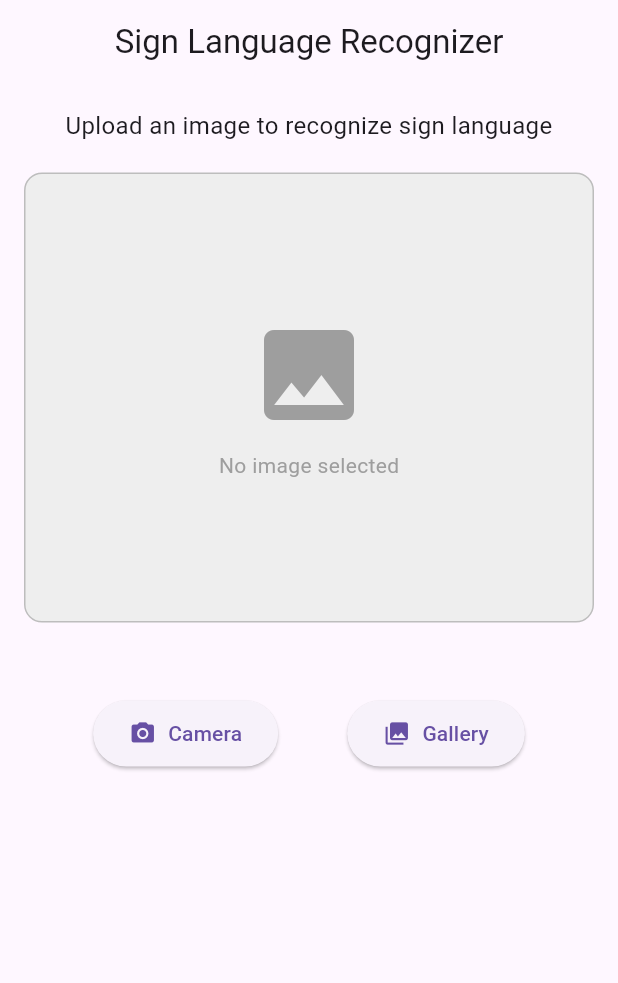
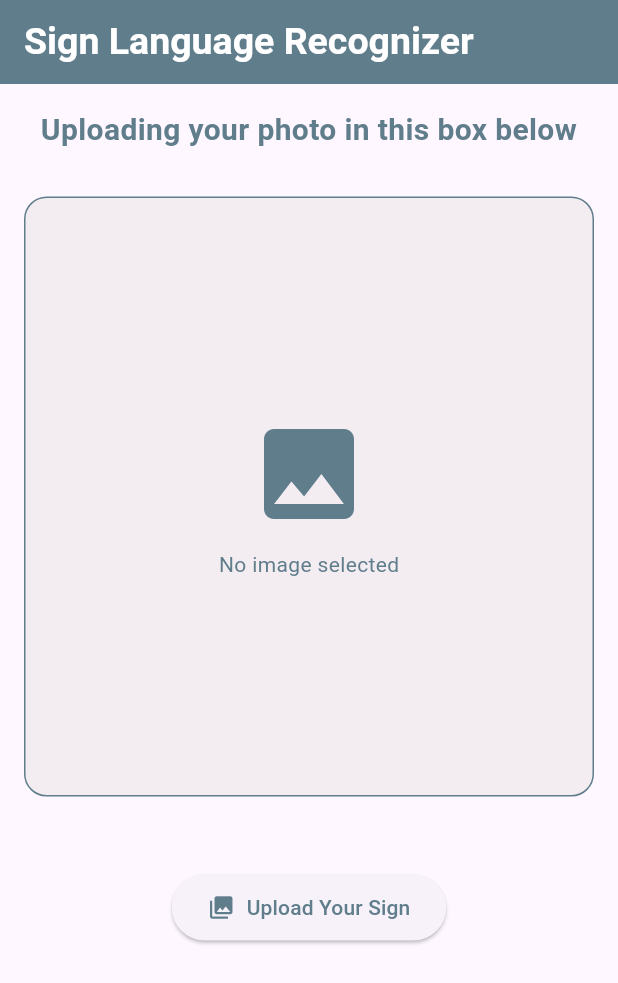
Before and after one commit to hanahatem1/sign_languages_app, a Flutter app: the screen it shows after launch, on a phone screen of 412 x 824 dp. Shown: the top 983 px of the screen. Run offline on Flutter 3.47's test engine with Material 3 defaults, Android fonts, the phone set to English and light mode, and no system bars; our stand-ins replace image_picker; missing offline and left inert: tflite_flutter.

Commit message:
complete our project

```diff
--- a/lib/main.dart
+++ b/lib/main.dart
@@ -19,7 +19,7 @@
   @override
   Widget build(BuildContext context) {
     return MaterialApp(
-      title: 'Sign Language Recognizer',
+      debugShowCheckedModeBanner: false,
       theme: ThemeData(
         primarySwatch: Colors.blue,
         visualDensity: VisualDensity.adaptivePlatformDensity,
--- a/lib/screens/home_screen.dart
+++ b/lib/screens/home_screen.dart
@@ -25,8 +25,10 @@ class _HomeScreenState extends State<HomeScreen> {
   Widget build(BuildContext context) {
     return Scaffold(
       appBar: AppBar(
-        title: const Text('Sign Language Recognizer'),
-        centerTitle: true,
+        backgroundColor: Colors.blueGrey,
+        title: const Text('Sign Language Recognizer',style: TextStyle(color: Colors.white,fontSize: 25,fontWeight: FontWeight.bold),),
+        centerTitle: false,
+
       ),
       body: Consumer<SignRecognitionProvider>(
         builder: (context, provider, _) {
@@ -50,11 +52,11 @@ class _HomeScreenState extends State<HomeScreen> {
                 crossAxisAlignment: CrossAxisAlignment.stretch,
                 children: [
                   const Text(
-                    'Upload an image to recognize sign language',
-                    style: TextStyle(fontSize: 16),
+                    'Uploading your photo in this box below',
+                    style: TextStyle(fontSize: 20,color: Colors.blueGrey ,fontWeight: FontWeight.bold),
                     textAlign: TextAlign.center,
                   ),
-                  const SizedBox(height: 20),
+                  const SizedBox(height: 30),
                   ImagePreview(
                     image: provider.image,
                     isLoading: provider.isLoading,
@@ -68,7 +70,7 @@ class _HomeScreenState extends State<HomeScreen> {
                   Row(
                     mainAxisAlignment: MainAxisAlignment.spaceEvenly,
                     children: [
-                      ElevatedButton.icon(
+                     /* ElevatedButton.icon(
                         onPressed: provider.getImageFromCamera,
                         icon: const Icon(Icons.camera_alt),
                         label: const Text('Camera'),
@@ -78,11 +80,11 @@ class _HomeScreenState extends State<HomeScreen> {
                             vertical: 12,
                           ),
                         ),
-                      ),
+                      ),*/
                       ElevatedButton.icon(
                         onPressed: provider.getImageFromGallery,
-                        icon: const Icon(Icons.photo_library),
-                        label: const Text('Gallery'),
+                        icon: const Icon(Icons.photo_library,color: Colors.blueGrey,),
+                        label: const Text('Upload Your Sign',style: TextStyle(color: Colors.blueGrey),),
                         style: ElevatedButton.styleFrom(
                           padding: const EdgeInsets.symmetric(
                             horizontal: 24,
--- a/lib/widgets/image_perview.dart
+++ b/lib/widgets/image_perview.dart
@@ -14,12 +14,12 @@ class ImagePreview extends StatelessWidget {
   @override
   Widget build(BuildContext context) {
     return Container(
-      height: 300,
+      height: 400,
       width: double.infinity,
       decoration: BoxDecoration(
-        color: Colors.grey[200],
-        borderRadius: BorderRadius.circular(12),
-        border: Border.all(color: Colors.grey[400]!),
+        color: const Color.fromARGB(97, 226, 222, 222),
+        borderRadius: BorderRadius.circular(15),
+        border: Border.all(color: Colors.blueGrey,),
       ),
       child: ClipRRect(
         borderRadius: BorderRadius.circular(12),
@@ -29,7 +29,7 @@ class ImagePreview extends StatelessWidget {
             if (image != null)
               Image.file(
                 image!,
-                fit: BoxFit.cover,
+                fit: BoxFit.fitHeight,
                 width: double.infinity,
                 height: double.infinity,
               )
@@ -40,12 +40,12 @@ class ImagePreview extends StatelessWidget {
                   Icon(
                     Icons.image,
                     size: 80,
-                    color: Colors.grey,
+                    color: Colors.blueGrey,
                   ),
                   SizedBox(height: 10),
                   Text(
                     'No image selected',
-                    style: TextStyle(color: Colors.grey),
+                    style: TextStyle(color: Colors.blueGrey),
                   ),
                 ],
               ),
--- a/lib/widgets/result_display.dart
+++ b/lib/widgets/result_display.dart
@@ -28,8 +28,9 @@ class ResultDisplay extends StatelessWidget {
             const Text(
               'Recognition Result',
               style: TextStyle(
-                fontSize: 18,
+                fontSize: 20,
                 fontWeight: FontWeight.bold,
+                color: Colors.blueGrey
               ),
             ),
             const SizedBox(height: 16),
@@ -50,7 +51,7 @@ class ResultDisplay extends StatelessWidget {
               'Confidence: ${confidence.toStringAsFixed(2)}%',
               style: const TextStyle(
                 fontSize: 16,
-                color: Colors.grey,
+                color: Colors.blueGrey,
               ),
             ),
           ],
--- a/pubspec.yaml
+++ b/pubspec.yaml
@@ -36,7 +36,6 @@ dependencies:
   provider: ^6.0.5
   flutter_native_splash: ^2.2.19
   image: ^4.0.15
-  ffi: ^2.1.0
   tflite_flutter: ^0.11.0
 
 dev_dependencies:
```
Also changed, not shown: lib/sign_languages_recognizer.dart (deleted, +0 -132 lines), pubspec.lock, 2 other files.
